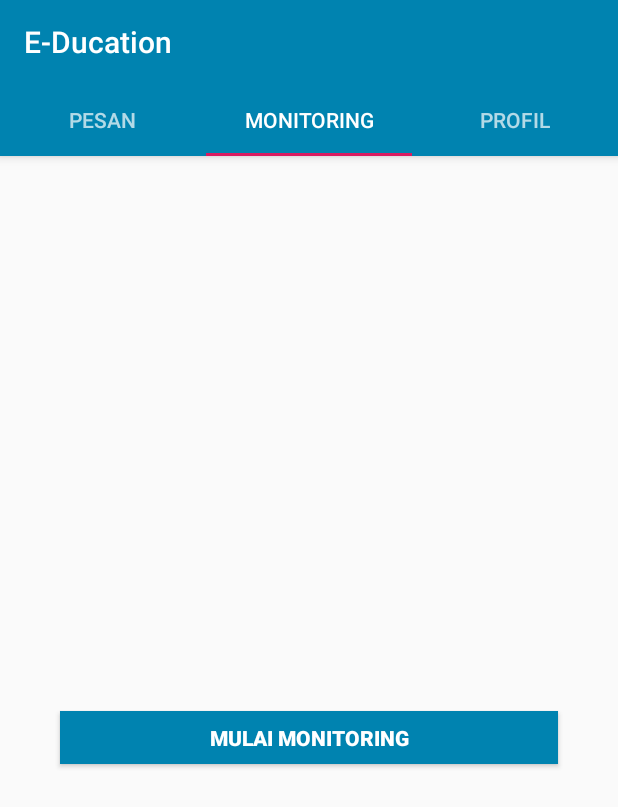
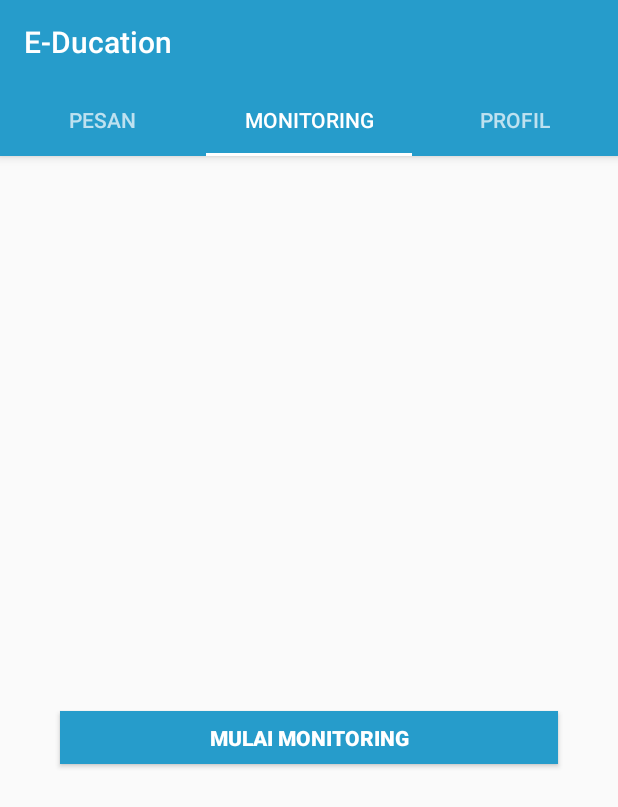
Before and after one commit to dinadhandayani/EDucation, an Android app: the MainActivity screen opened directly, with no data from a screen before it, tab 2 chosen, on a phone screen of 412 x 824 dp. Shown: the top 807 px of the screen. Run offline under Robolectric (Android 15) with nearby library versions, the light colour scheme and no system bars; our stand-ins replace Firebase (no records; nobody signed in at launch, a user with empty details on screens opened directly), Volley; pictures from the network do not load; 2 statements that could not run were skipped.

Commit message:
edit front end

```diff
--- a/app/src/main/res/layout/activity_dbread_user.xml
+++ b/app/src/main/res/layout/activity_dbread_user.xml
@@ -17,6 +17,6 @@
         android:layout_gravity="end|bottom"
         android:src="@drawable/ic_add"
         android:layout_margin="16dp"
-        app:backgroundTint="@color/colorGradient1"/>
+        app:backgroundTint="@color/colorBlue"/>
 
 </androidx.coordinatorlayout.widget.CoordinatorLayout>
--- a/app/src/main/res/layout/activity_login.xml
+++ b/app/src/main/res/layout/activity_login.xml
@@ -51,7 +51,7 @@
             android:id="@+id/edt_email"
             android:textSize="16sp"
             android:textColor="@color/colorfontwhite"
-            android:hint="ex : ramdan"
+            android:hint="ex : abcde@mail.com"
             android:textColorHint="@color/colorfontwhite"
             android:textCursorDrawable="@color/colorfontwhite"
             android:backgroundTint="@color/colorfontwhite"
--- a/app/src/main/res/layout/activity_main.xml
+++ b/app/src/main/res/layout/activity_main.xml
@@ -13,7 +13,7 @@
             android:id="@+id/toolbar"
             android:layout_width="match_parent"
             android:layout_height="?attr/actionBarSize"
-            android:background="@color/colorGradient2"
+            android:background="@drawable/bg_gradient"
             app:layout_scrollFlags="scroll|enterAlways"
             app:popupTheme="@style/ThemeOverlay.AppCompat.Light" />
 
@@ -21,9 +21,11 @@
             android:id="@+id/tabs"
             android:layout_width="match_parent"
             android:layout_height="wrap_content"
-            android:background="@color/colorGradient2"
+            android:background="@drawable/bg_gradient"
+            android:outlineSpotShadowColor="@color/colorfontwhite"
             app:tabMode="fixed"
-            app:tabGravity="fill"/>
+            app:tabGravity="fill"
+            app:tabIndicatorColor="@color/colorfontwhite"/>
     </com.google.android.material.appbar.AppBarLayout>
 
     <androidx.viewpager.widget.ViewPager
--- a/app/src/main/res/layout/fragment_three.xml
+++ b/app/src/main/res/layout/fragment_three.xml
@@ -11,7 +11,7 @@
         android:layout_height="35dp"
         android:layout_marginLeft="40dp"
         android:layout_marginRight="40dp"
-        android:background="@color/colorGradient2"
+        android:background="@drawable/bg_gradient"
         android:text="Mulai Monitoring"
         android:textColor="@color/colorfontwhite"
         android:textStyle="bold"
--- a/app/src/main/res/values/strings.xml
+++ b/app/src/main/res/values/strings.xml
@@ -23,7 +23,7 @@
     <string name="password">Kata Sandi</string>
     <string name="daftar">DAFTAR</string>
     <string name="login">LOGIN</string>
-    <string name="write_a_message">Type a message</string>
+    <string name="write_a_message">Tulis Pesan Disini ...</string>
 
     <string name="place_name">Nama Pahlawan</string>
 
```
Also changed, not shown: app/src/main/res/drawable/bg_splash_progressbar.xml (added, +11 -0 lines), app/src/main/res/layout/activity_chat_room.xml (+8 -6 lines), app/src/main/res/layout/message_place.xml (+9 -6 lines).
